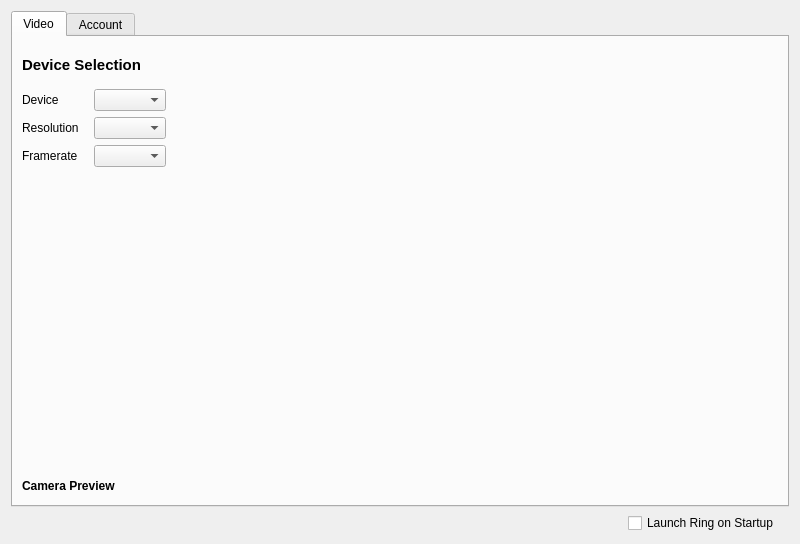
First picture: the form in configurationwidget.ui, repository savoirfairelinux/jami-client-windows, before the edit.
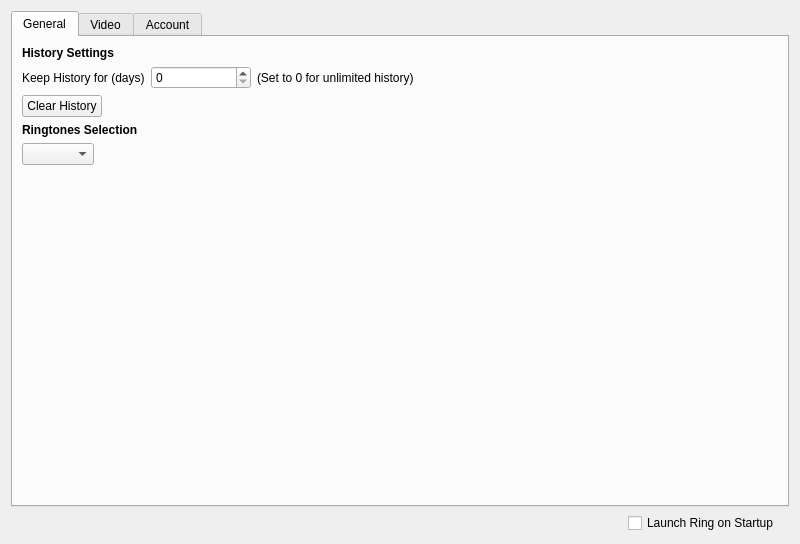
Second picture: the form after the edit. Icons and pictures are not drawn. Custom widgets are drawn as their Qt base class.

Commit message:
settings: add general settings tab
Refs #75332
Refs #75239

What changed in the file:
```diff
--- a/configurationwidget.ui
+++ b/configurationwidget.ui
@@ -25,6 +25,127 @@
      <property name="currentIndex">
       <number>0</number>
      </property>
+     <widget class="QWidget" name="generalTab">
+      <attribute name="title">
+       <string>General</string>
+      </attribute>
+      <layout class="QVBoxLayout" name="verticalLayout_2">
+       <item>
+        <widget class="QLabel" name="label">
+         <property name="font">
+          <font>
+           <weight>75</weight>
+           <bold>true</bold>
+          </font>
+         </property>
+         <property name="text">
+          <string>History Settings</string>
+         </property>
+        </widget>
+       </item>
+       <item>
+        <layout class="QFormLayout" name="formLayout_2">
+         <item row="0" column="0">
+          <widget class="QLabel" name="label_2">
+           <property name="text">
+            <string>Keep History for (days)</string>
+           </property>
+          </widget>
+         </item>
+         <item row="0" column="1">
+          <layout class="QHBoxLayout" name="horizontalLayout_3">
+           <item>
+            <widget class="QSpinBox" name="historyDaySettingsSpinBox">
+             <property name="minimumSize">
+              <size>
+               <width>100</width>
+               <height>0</height>
+              </size>
+             </property>
+            </widget>
+           </item>
+           <item>
+            <widget class="QLabel" name="label_4">
+             <property name="text">
+              <string>(Set to 0 for unlimited history)</string>
+             </property>
+            </widget>
+           </item>
+           <item>
+            <spacer name="horizontalSpacer_2">
+             <property name="orientation">
+              <enum>Qt::Horizontal</enum>
+             </property>
+             <property name="sizeHint" stdset="0">
+              <size>
+               <width>40</width>
+               <height>20</height>
+              </size>
+             </property>
+            </spacer>
+           </item>
+          </layout>
+         </item>
+         <item row="1" column="0">
+          <widget class="QPushButton" name="clearHistoryButton">
+           <property name="text">
+            <string>Clear History</string>
+           </property>
+          </widget>
+         </item>
+        </layout>
+       </item>
+       <item>
+        <widget class="QLabel" name="label_3">
+         <property name="font">
+          <font>
+           <weight>75</weight>
+           <bold>true</bold>
+          </font>
+         </property>
+         <property name="text">
+          <string>Ringtones Selection</string>
+         </property>
+        </widget>
+       </item>
+       <item>
+        <layout class="QHBoxLayout" name="horizontalLayout_4">
+         <property name="topMargin">
+          <number>0</number>
+         </property>
+         <item>
+          <widget class="QComboBox" name="ringtonesBox"/>
+         </item>
+         <item>
+          <spacer name="horizontalSpacer_3">
+           <property name="orientation">
+            <enum>Qt::Horizontal</enum>
+           </property>
+           <property name="sizeHint" stdset="0">
+            <size>
+             <width>40</width>
+             <height>20</height>
+            </size>
+           </property>
+          </spacer>
+         </item>
+        </layout>
+       </item>
+       <item>
+        <spacer name="verticalSpacer_2">
+         <property name="orientation">
+          <enum>Qt::Vertical</enum>
+         </property>
+         <property name="sizeHint" stdset="0">
+          <size>
+           <width>20</width>
+           <height>40</height>
+          </size>
+         </property>
+        </spacer>
+       </item>
+      </layout>
+     </widget>
      <widget class="QWidget" name="videoTab">
       <attribute name="title">
        <string>Video</string>
```
The commit also changes 2 other files.
